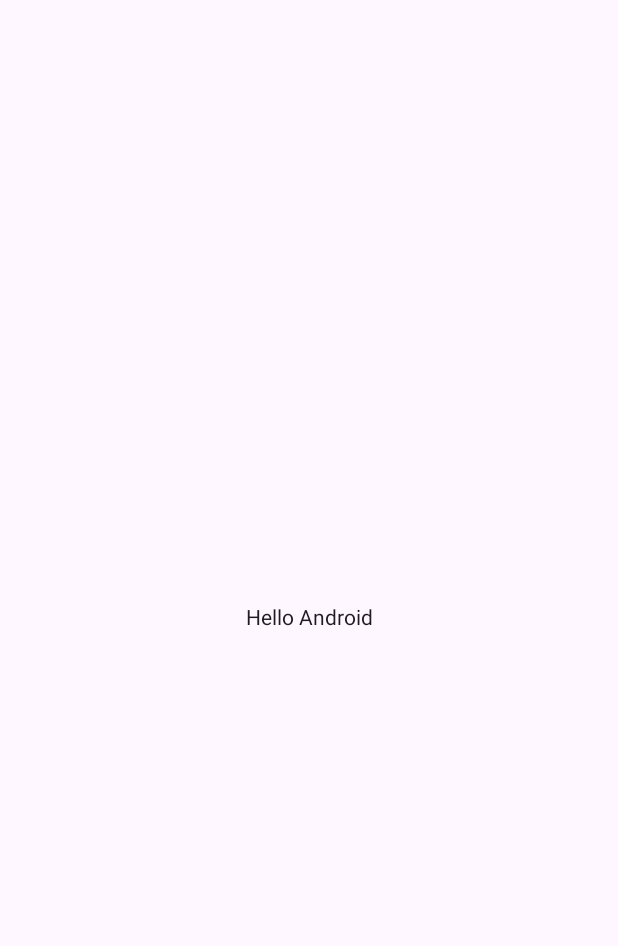
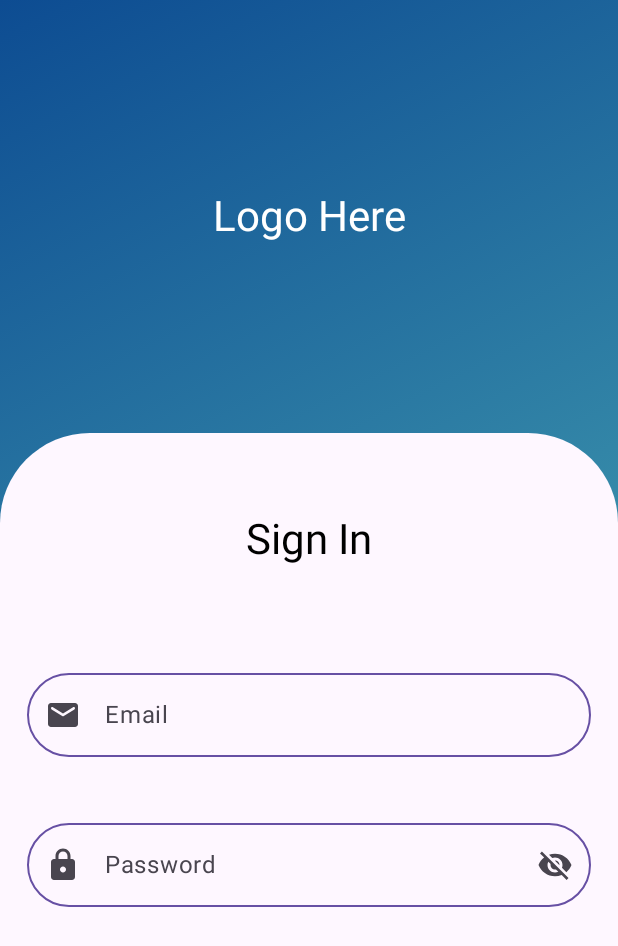
Before and after one commit to badcapitainn/progressio, an Android app built with Jetpack Compose: the screen it shows after launch (MainActivity), on a phone screen of 412 x 824 dp. Before the commit the part shown is almost empty. Shown: the top 946 px of the screen. Run offline under Robolectric (Android 15) with nearby library versions, the phone set to English and light mode, and no system bars.

Commit message:
building login

```diff
--- /dev/null
+++ b/app/src/main/java/com/example/progressio/components/CustomRoundedTextField.kt
@@ -0,0 +1,88 @@
+package com.example.progressio.components
+
+import androidx.compose.foundation.layout.fillMaxWidth
+import androidx.compose.foundation.layout.padding
+import androidx.compose.foundation.shape.RoundedCornerShape
+import androidx.compose.material.icons.Icons
+import androidx.compose.material.icons.filled.Visibility
+import androidx.compose.material.icons.filled.VisibilityOff
+import androidx.compose.material3.ExperimentalMaterial3Api
+import androidx.compose.material3.Icon
+import androidx.compose.material3.IconButton
+import androidx.compose.material3.MaterialTheme
+import androidx.compose.material3.OutlinedTextField
+import androidx.compose.material3.Text
+import androidx.compose.material3.TextFieldDefaults
+import androidx.compose.runtime.Composable
+import androidx.compose.runtime.mutableStateOf
+import androidx.compose.runtime.remember
+import androidx.compose.ui.Modifier
+import androidx.compose.ui.graphics.Color
+import androidx.compose.ui.text.TextStyle
+import androidx.compose.ui.text.input.PasswordVisualTransformation
+import androidx.compose.ui.text.input.VisualTransformation
+import androidx.compose.ui.unit.dp
+
+@OptIn(ExperimentalMaterial3Api::class)
+@Composable
+fun CustomRoundedTextField(
+    fieldValue: String,
+    icon: @Composable () -> Unit,
+){
+    val text = remember { mutableStateOf("") }
+
+    OutlinedTextField(
+        modifier = Modifier
+            .fillMaxWidth()
+            .padding(18.dp),
+        label = { Text(fieldValue) },
+        colors = TextFieldDefaults.outlinedTextFieldColors(
+            focusedBorderColor = MaterialTheme.colorScheme.primary,
+            unfocusedBorderColor = MaterialTheme.colorScheme.primary
+        ),
+        value = text.value,
+        onValueChange = { text.value = it },
+        singleLine = true,
+        textStyle = TextStyle(color = Color.Black),
+        shape = RoundedCornerShape(50.dp),
+        leadingIcon = icon
+    )
+}
+
+
+
+@OptIn(ExperimentalMaterial3Api::class)
+@Composable
+fun PasswordOutlinedTextField(
+    fieldValue: String,
+    icon: @Composable () -> Unit
+){
+    val text = remember { mutableStateOf("") }
+    val passwordVisibility = remember { mutableStateOf(false) }
+
+    OutlinedTextField(
+        modifier = Modifier
+            .fillMaxWidth()
+            .padding(18.dp),
+        label = { Text(fieldValue) } ,
+        colors = TextFieldDefaults.outlinedTextFieldColors(
+            focusedBorderColor = MaterialTheme.colorScheme.primary,
+            unfocusedBorderColor = MaterialTheme.colorScheme.primary
+        ),
+        value = text.value,
+        onValueChange = {text.value = it},
+        singleLine = true,
+        textStyle = TextStyle(color = Color.Black),
+        shape = RoundedCornerShape(50.dp),
+        leadingIcon = icon,
+        trailingIcon = {
+            IconButton(onClick = { passwordVisibility.value = !passwordVisibility.value }) {
+                Icon(
+                    imageVector = if (passwordVisibility.value) Icons.Filled.Visibility else Icons.Filled.VisibilityOff,
+                    contentDescription = "Toggle password visibility"
+                )
+            }
+        },
+        visualTransformation = if (passwordVisibility.value) VisualTransformation.None else PasswordVisualTransformation()
+    )
+}
--- /dev/null
+++ b/app/src/main/java/com/example/progressio/components/GradientBox.kt
@@ -0,0 +1,28 @@
+package com.example.progressio.components
+
+import androidx.compose.foundation.background
+import androidx.compose.foundation.layout.Box
+import androidx.compose.foundation.layout.BoxScope
+import androidx.compose.runtime.Composable
+import androidx.compose.ui.Modifier
+import androidx.compose.ui.graphics.Brush
+import com.example.progressio.ui.theme.Blue
+import com.example.progressio.ui.theme.Tail600
+
+@Composable
+fun GradientBox(
+    modifier: Modifier = Modifier,
+    content: @Composable BoxScope.() -> Unit
+
+){
+    Box(
+        modifier = modifier.background(brush = Brush.linearGradient(
+            listOf(
+                Blue,
+                Tail600
+            )
+        ))
+    ) {
+        content()
+    }
+}
--- /dev/null
+++ b/app/src/main/java/com/example/progressio/components/UiHelper.kt
@@ -0,0 +1,10 @@
+package com.example.progressio.components
+
+import androidx.compose.runtime.Composable
+import androidx.compose.ui.platform.LocalConfiguration
+
+@Composable
+fun isSmallScreenHeight(): Boolean{
+    val configuration = LocalConfiguration.current
+    return configuration.screenHeightDp <= 786
+}
--- /dev/null
+++ b/app/src/main/java/com/example/progressio/screens/LoginScreen.kt
@@ -0,0 +1,98 @@
+package com.example.progressio.screens
+
+import androidx.compose.foundation.background
+import androidx.compose.foundation.layout.Box
+import androidx.compose.foundation.layout.Column
+import androidx.compose.foundation.layout.Spacer
+import androidx.compose.foundation.layout.fillMaxHeight
+import androidx.compose.foundation.layout.fillMaxSize
+import androidx.compose.foundation.layout.fillMaxWidth
+import androidx.compose.foundation.layout.height
+import androidx.compose.foundation.shape.RoundedCornerShape
+import androidx.compose.material.icons.Icons
+import androidx.compose.material.icons.rounded.Email
+import androidx.compose.material.icons.rounded.Lock
+import androidx.compose.material3.Icon
+import androidx.compose.material3.MaterialTheme
+import androidx.compose.material3.Text
+import androidx.compose.runtime.Composable
+import androidx.compose.ui.Alignment
+import androidx.compose.ui.Modifier
+import androidx.compose.ui.draw.clip
+import androidx.compose.ui.graphics.Color
+import androidx.compose.ui.unit.dp
+import com.example.progressio.components.CustomRoundedTextField
+import com.example.progressio.components.GradientBox
+import com.example.progressio.components.PasswordOutlinedTextField
+import com.example.progressio.components.isSmallScreenHeight
+
+@Composable
+fun LoginScreen(){
+    GradientBox(
+        modifier = Modifier.fillMaxSize()
+    ) {
+        Column(
+            modifier = Modifier.fillMaxSize(),
+            horizontalAlignment = Alignment.CenterHorizontally
+        ) {
+            Box(
+                modifier = Modifier
+                    .fillMaxWidth()
+                    .fillMaxHeight(0.35f),
+                contentAlignment = Alignment.Center
+
+            ){
+                Text(
+                    text = "Logo Here",
+                    style = MaterialTheme.typography.headlineMedium,
+                    color = Color.White
+                )
+            }
+            Column(
+                modifier = Modifier
+                    .fillMaxSize()
+                    .clip(RoundedCornerShape(topStart = 60.dp, topEnd = 60.dp))
+                    .background(MaterialTheme.colorScheme.background),
+                horizontalAlignment = Alignment.CenterHorizontally
+            ) {
+                //spacing according to screen size
+                if (isSmallScreenHeight()){
+                    Spacer(modifier = Modifier.fillMaxSize(0.05f))
+                }else{
+                    Spacer(modifier = Modifier.fillMaxSize(0.1f))
+                }
+                //--------
+                Text(
+                    text = "Sign In",
+                    style = MaterialTheme.typography.headlineMedium,
+                    color = Color.Black
+                )
+                //spacing according to screen size
+                if (isSmallScreenHeight()){
+                    Spacer(modifier = Modifier.fillMaxSize(0.05f))
+                }else{
+                    Spacer(modifier = Modifier.fillMaxSize(0.1f))
+                }
+                //--------
+                CustomRoundedTextField(fieldValue = "Email") {
+                    Icon(
+                        Icons.Rounded.Email,
+                        contentDescription = "Email Icon"
+                    )
+
+                }
+
+                PasswordOutlinedTextField(fieldValue = "Password") {
+                    Icon(
+                        Icons.Rounded.Lock,
+                        contentDescription = "Password Icon"
+                    )
+
+                }
+
+            }
+
+        }
+
+    }
+}
--- a/app/src/main/java/com/example/progressio/screens/MainScreen.kt
+++ b/app/src/main/java/com/example/progressio/screens/MainScreen.kt
@@ -14,17 +14,5 @@ import androidx.compose.ui.Modifier
 fun MainScreen(
 
 ){
-    Surface(
-        modifier = Modifier
-            .fillMaxSize()
-            .background(MaterialTheme.colorScheme.background)
-    ) {
-        Box (
-            modifier = Modifier
-                .fillMaxSize(),
-            contentAlignment = Alignment.Center
-        ){
-            Text(text = "Hello Android")
-        }
-    }
+    LoginScreen()
 }
--- a/app/src/main/java/com/example/progressio/ui/theme/Color.kt
+++ b/app/src/main/java/com/example/progressio/ui/theme/Color.kt
@@ -9,3 +9,6 @@ val Pink80 = Color(0xFFEFB8C8)
 val Purple40 = Color(0xFF6650a4)
 val PurpleGrey40 = Color(0xFF625b71)
 val Pink40 = Color(0xFF7D5260)
+
+val Blue = Color(0xFF0D4C92)
+val Tail600 = Color(0xFF59C1BD)
```
Also changed, not shown: app/build.gradle.kts (+12 -1 lines), app/src/main/java/com/example/progressio/components/ClickableText.kt (added, +32 -0 lines), app/src/main/java/com/example/progressio/components/CustomTextField.kt (added, +77 -0 lines), app/src/main/java/com/example/progressio/components/ImageDisplayer.kt (added, +22 -0 lines), app/src/main/java/com/example/progressio/components/MyButtons.kt (added, +42 -0 lines).
